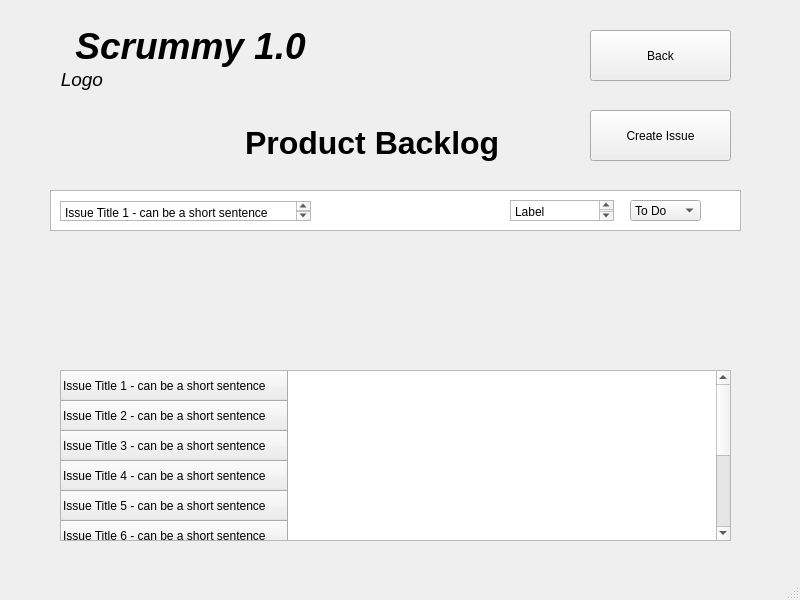
This is code/Staging_Environment/SP23/code/SP23/backlog.ui in muazzamaqeel/Software-Project-CTS-5 as Qt 5 draws it before an edit. The edited form follows.
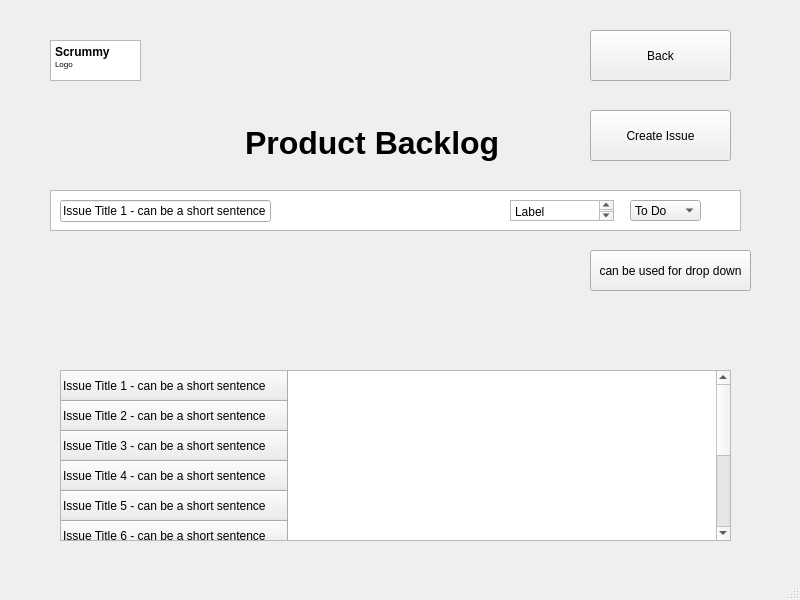
This is the edited form.

Diff of the .ui file:
```diff
--- a/code/Staging_Environment/SP23/code/SP23/backlog.ui
+++ b/code/Staging_Environment/SP23/code/SP23/backlog.ui
@@ -14,33 +14,6 @@
    <string>MainWindow</string>
   </property>
   <widget class="QWidget" name="centralwidget">
-   <widget class="QTextBrowser" name="textBrowser">
-    <property name="geometry">
-     <rect>
-      <x>40</x>
-      <y>20</y>
-      <width>301</width>
-      <height>81</height>
-     </rect>
-    </property>
-    <property name="autoFillBackground">
-     <bool>false</bool>
-    </property>
-    <property name="styleSheet">
-     <string notr="true">background-color: rgba(255, 255, 255, 0%)</string>
-    </property>
-    <property name="html">
-     <string>&lt;!DOCTYPE HTML PUBLIC &quot;-//W3C//DTD HTML 4.0//EN&quot; &quot;http://www.w3.org/TR/REC-html40/strict.dtd&quot;&gt;
-&lt;html&gt;&lt;head&gt;&lt;meta name=&quot;qrichtext&quot; content=&quot;1&quot; /&gt;&lt;meta charset=&quot;utf-8&quot; /&gt;&lt;style type=&quot;text/css&quot;&gt;
-p, li { white-space: pre-wrap; }
-hr { height: 1px; border-width: 0; }
-li.unchecked::marker { content: &quot;\2610&quot;; }
-li.checked::marker { content: &quot;\2612&quot;; }
-&lt;/style&gt;&lt;/head&gt;&lt;body style=&quot; font-family:'Segoe UI'; font-size:9pt; font-weight:400; font-style:normal;&quot;&gt;
-&lt;p align=&quot;center&quot; style=&quot; margin-top:0px; margin-bottom:0px; margin-left:0px; margin-right:0px; -qt-block-indent:0; text-indent:0px;&quot;&gt;&lt;span style=&quot; font-size:28pt; font-weight:700; font-style:italic; color:#000000;&quot;&gt;Scrummy 1.0&lt;/span&gt;&lt;/p&gt;
-&lt;p style=&quot; margin-top:0px; margin-bottom:0px; margin-left:0px; margin-right:0px; -qt-block-indent:0; text-indent:0px;&quot;&gt;&lt;span style=&quot; font-size:14pt; font-style:italic; color:#000000;&quot;&gt;   Logo&lt;/span&gt;&lt;/p&gt;&lt;/body&gt;&lt;/html&gt;</string>
-    </property>
-   </widget>
    <widget class="QComboBox" name="comboBox">
     <property name="geometry">
      <rect>
@@ -56,26 +29,6 @@
      </property>
     </item>
    </widget>
-   <widget class="QTextEdit" name="textEdit_4">
-    <property name="geometry">
-     <rect>
-      <x>60</x>
-      <y>201</y>
-      <width>251</width>
-      <height>20</height>
-     </rect>
-    </property>
-    <property name="html">
-     <string>&lt;!DOCTYPE HTML PUBLIC &quot;-//W3C//DTD HTML 4.0//EN&quot; &quot;http://www.w3.org/TR/REC-html40/strict.dtd&quot;&gt;
-&lt;html&gt;&lt;head&gt;&lt;meta name=&quot;qrichtext&quot; content=&quot;1&quot; /&gt;&lt;meta charset=&quot;utf-8&quot; /&gt;&lt;style type=&quot;text/css&quot;&gt;
-p, li { white-space: pre-wrap; }
-hr { height: 1px; border-width: 0; }
-li.unchecked::marker { content: &quot;\2610&quot;; }
-li.checked::marker { content: &quot;\2612&quot;; }
-&lt;/style&gt;&lt;/head&gt;&lt;body style=&quot; font-family:'Segoe UI'; font-size:9pt; font-weight:400; font-style:normal;&quot;&gt;
-&lt;p style=&quot; margin-top:0px; margin-bottom:0px; margin-left:0px; margin-right:0px; -qt-block-indent:0; text-indent:0px;&quot;&gt;Issue Title 1 - can be a short sentence&lt;/p&gt;&lt;/body&gt;&lt;/html&gt;</string>
-    </property>
-   </widget>
    <widget class="QPushButton" name="pushButton_2">
     <property name="geometry">
      <rect>
@@ -218,15 +171,63 @@
 &lt;p style=&quot; margin-top:0px; margin-bottom:0px; margin-left:0px; margin-right:0px; -qt-block-indent:0; text-indent:0px;&quot;&gt;Label&lt;/p&gt;&lt;/body&gt;&lt;/html&gt;</string>
     </property>
    </widget>
+   <widget class="QLineEdit" name="lineEdit">
+    <property name="geometry">
+     <rect>
+      <x>60</x>
+      <y>200</y>
+      <width>211</width>
+      <height>22</height>
+     </rect>
+    </property>
+    <property name="text">
+     <string>Issue Title 1 - can be a short sentence</string>
+    </property>
+   </widget>
+   <widget class="QToolButton" name="toolButton">
+    <property name="geometry">
+     <rect>
+      <x>590</x>
+      <y>250</y>
+      <width>161</width>
+      <height>41</height>
+     </rect>
+    </property>
+    <property name="text">
+     <string>can be used for drop down</string>
+    </property>
+   </widget>
+   <widget class="QTextBrowser" name="textBrowser_3">
+    <property name="geometry">
+     <rect>
+      <x>50</x>
+      <y>40</y>
+      <width>91</width>
+      <height>41</height>
+     </rect>
+    </property>
+    <property name="html">
+     <string>&lt;!DOCTYPE HTML PUBLIC &quot;-//W3C//DTD HTML 4.0//EN&quot; &quot;http://www.w3.org/TR/REC-html40/strict.dtd&quot;&gt;
+&lt;html&gt;&lt;head&gt;&lt;meta name=&quot;qrichtext&quot; content=&quot;1&quot; /&gt;&lt;meta charset=&quot;utf-8&quot; /&gt;&lt;style type=&quot;text/css&quot;&gt;
+p, li { white-space: pre-wrap; }
+hr { height: 1px; border-width: 0; }
+li.unchecked::marker { content: &quot;\2610&quot;; }
+li.checked::marker { content: &quot;\2612&quot;; }
+&lt;/style&gt;&lt;/head&gt;&lt;body style=&quot; font-family:'Segoe UI'; font-size:9pt; font-weight:400; font-style:normal;&quot;&gt;
+&lt;p style=&quot; margin-top:0px; margin-bottom:0px; margin-left:0px; margin-right:0px; -qt-block-indent:0; text-indent:0px;&quot;&gt;&lt;span style=&quot; font-weight:700;&quot;&gt;Scrummy&lt;/span&gt;&lt;/p&gt;
+&lt;p style=&quot; margin-top:0px; margin-bottom:0px; margin-left:0px; margin-right:0px; -qt-block-indent:0; text-indent:0px;&quot;&gt;&lt;span style=&quot; font-size:6pt;&quot;&gt;Logo&lt;/span&gt;&lt;/p&gt;&lt;/body&gt;&lt;/html&gt;</string>
+    </property>
+   </widget>
    <zorder>tableView_9</zorder>
-   <zorder>textBrowser</zorder>
    <zorder>comboBox</zorder>
-   <zorder>textEdit_4</zorder>
    <zorder>pushButton_2</zorder>
    <zorder>pushButton</zorder>
    <zorder>tableWidget</zorder>
    <zorder>textBrowser_2</zorder>
    <zorder>textEdit_3</zorder>
+   <zorder>lineEdit</zorder>
+   <zorder>toolButton</zorder>
+   <zorder>textBrowser_3</zorder>
   </widget>
   <widget class="QMenuBar" name="menubar">
    <property name="geometry">
```
